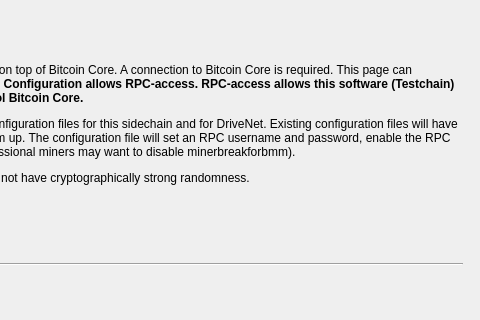
Above: src/qt/forms/confgeneratordialog.ui from skydogenet/sidechains before the change; both pictures show x 256 to 736 and y 0 to 320 of the 736 by 570 pixel window. Below: the same form after it.
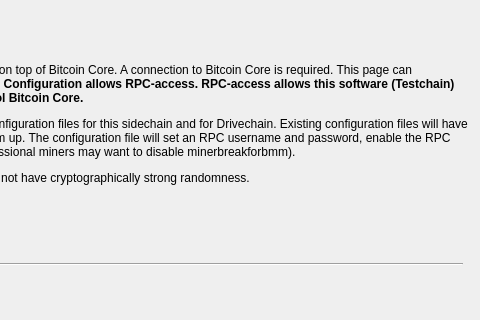
That is the form after the change. Icons and pictures are not drawn.

What changed in the file:
```diff
--- a/src/qt/forms/confgeneratordialog.ui
+++ b/src/qt/forms/confgeneratordialog.ui
@@ -74,7 +74,7 @@
       <number>0</number>
      </property>
      <property name="text">
-      <string>&lt;html&gt;&lt;head/&gt;&lt;body&gt;&lt;p&gt;Drivechains are layer-2 technologies that rest on top of Bitcoin Core. A connection to Bitcoin Core is required. This page can automatically setup the required configuration. &lt;span style=&quot; font-weight:600;&quot;&gt;Configuration allows RPC-access. RPC-access allows this software (Testchain) to read from, write to, and otherwise control Bitcoin Core.&lt;/span&gt;&lt;/p&gt;&lt;p&gt;Clicking &amp;quot;Apply&amp;quot; will automatically generate configuration files for this sidechain and for DriveNet. Existing configuration files will have &amp;quot;.OLD&amp;quot; appended to the file name to back them up. The configuration file will set an RPC username and password, enable the RPC server and set minerbreakforbmm true. (Professional miners may want to disable minerbreakforbmm). &lt;/p&gt;&lt;p&gt;&lt;span style=&quot; font-weight:600;&quot;&gt;Warning:&lt;/span&gt; random username / password does not have cryptographically strong randomness.&lt;/p&gt;&lt;/body&gt;&lt;/html&gt;</string>
+      <string>&lt;html&gt;&lt;head/&gt;&lt;body&gt;&lt;p&gt;Drivechains are layer-2 technologies that rest on top of Bitcoin Core. A connection to Bitcoin Core is required. This page can automatically setup the required configuration. &lt;span style=&quot; font-weight:600;&quot;&gt;Configuration allows RPC-access. RPC-access allows this software (Testchain) to read from, write to, and otherwise control Bitcoin Core.&lt;/span&gt;&lt;/p&gt;&lt;p&gt;Clicking &amp;quot;Apply&amp;quot; will automatically generate configuration files for this sidechain and for Drivechain. Existing configuration files will have &amp;quot;.OLD&amp;quot; appended to the file name to back them up. The configuration file will set an RPC username and password, enable the RPC server and set minerbreakforbmm true. (Professional miners may want to disable minerbreakforbmm). &lt;/p&gt;&lt;p&gt;&lt;span style=&quot; font-weight:600;&quot;&gt;Warning:&lt;/span&gt; random username / password does not have cryptographically strong randomness.&lt;/p&gt;&lt;/body&gt;&lt;/html&gt;</string>
      </property>
      <property name="textFormat">
       <enum>Qt::AutoText</enum>
```
